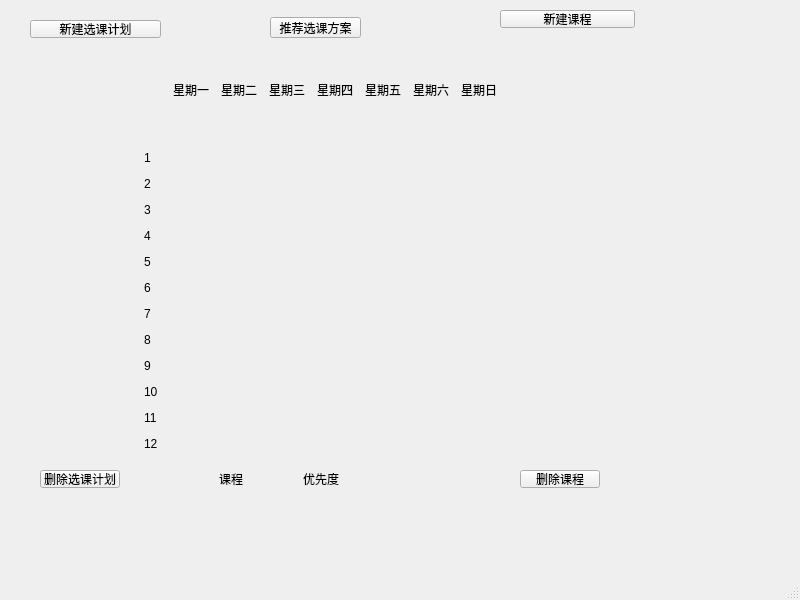
Above: CourseHelper/mainwindow.ui from fflahm/CourseHelper before the change. Below: the same form after it.
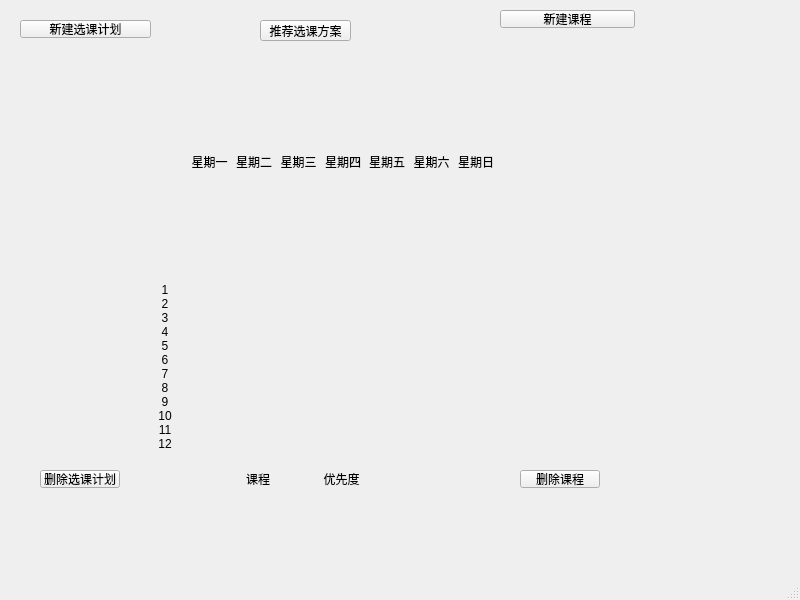
That is the form after the change.

The edit to the form file:
```diff
--- a/CourseHelper/mainwindow.ui
+++ b/CourseHelper/mainwindow.ui
@@ -24,6 +24,12 @@
      </rect>
     </property>
     <layout class="QHBoxLayout" name="MainLayout" stretch="1,3,1">
+     <property name="spacing">
+      <number>4</number>
+     </property>
+     <property name="sizeConstraint">
+      <enum>QLayout::SetDefaultConstraint</enum>
+     </property>
      <item>
       <layout class="QVBoxLayout" name="LeftLayout">
        <item>
@@ -57,24 +63,42 @@
       </layout>
      </item>
      <item>
-      <layout class="QVBoxLayout" name="MiddleLayout" stretch="1,12">
+      <layout class="QVBoxLayout" name="MiddleLayout" stretch="1,24">
        <property name="spacing">
-        <number>12</number>
+        <number>0</number>
+       </property>
+       <property name="leftMargin">
+        <number>0</number>
        </property>
        <item>
         <layout class="QHBoxLayout" name="WeekLayout">
+         <property name="spacing">
+          <number>0</number>
+         </property>
          <item>
           <widget class="QLabel" name="BlankLabel">
            <property name="text">
             <string/>
            </property>
+           <property name="alignment">
+            <set>Qt::AlignCenter</set>
+           </property>
           </widget>
          </item>
          <item>
           <widget class="QLabel" name="MonLabel">
+           <property name="layoutDirection">
+            <enum>Qt::LeftToRight</enum>
+           </property>
            <property name="text">
             <string>星期一</string>
            </property>
+           <property name="alignment">
+            <set>Qt::AlignCenter</set>
+           </property>
+           <property name="wordWrap">
+            <bool>true</bool>
+           </property>
           </widget>
          </item>
          <item>
@@ -82,6 +106,9 @@
            <property name="text">
             <string>星期二</string>
            </property>
+           <property name="alignment">
+            <set>Qt::AlignCenter</set>
+           </property>
           </widget>
          </item>
          <item>
@@ -89,6 +116,9 @@
            <property name="text">
             <string>星期三</string>
            </property>
+           <property name="alignment">
+            <set>Qt::AlignCenter</set>
+           </property>
           </widget>
          </item>
          <item>
@@ -96,6 +126,9 @@
            <property name="text">
             <string>星期四</string>
            </property>
+           <property name="alignment">
+            <set>Qt::AlignCenter</set>
+           </property>
           </widget>
          </item>
          <item>
@@ -103,6 +136,9 @@
            <property name="text">
             <string>星期五</string>
            </property>
+           <property name="alignment">
+            <set>Qt::AlignCenter</set>
+           </property>
           </widget>
          </item>
          <item>
@@ -110,6 +146,9 @@
            <property name="text">
             <string>星期六</string>
            </property>
+           <property name="alignment">
+            <set>Qt::AlignCenter</set>
+           </property>
           </widget>
          </item>
          <item>
@@ -117,19 +156,37 @@
            <property name="text">
             <string>星期日</string>
            </property>
+           <property name="alignment">
+            <set>Qt::AlignCenter</set>
+           </property>
           </widget>
          </item>
         </layout>
        </item>
        <item>
         <layout class="QHBoxLayout" name="TableLayout" stretch="1,7">
+         <property name="spacing">
+          <number>0</number>
+         </property>
+         <property name="leftMargin">
+          <number>0</number>
+         </property>
+         <property name="topMargin">
+          <number>0</number>
+         </property>
          <item>
           <layout class="QVBoxLayout" name="TimeLayout">
+           <property name="spacing">
+            <number>0</number>
+           </property>
            <item>
             <widget class="QLabel" name="T1Label">
              <property name="text">
               <string>1</string>
              </property>
+             <property name="alignment">
+              <set>Qt::AlignCenter</set>
+             </property>
             </widget>
            </item>
            <item>
@@ -137,6 +194,9 @@
              <property name="text">
               <string>2</string>
              </property>
+             <property name="alignment">
+              <set>Qt::AlignCenter</set>
+             </property>
             </widget>
            </item>
            <item>
@@ -144,6 +204,9 @@
              <property name="text">
               <string>3</string>
              </property>
+             <property name="alignment">
+              <set>Qt::AlignCenter</set>
+             </property>
             </widget>
            </item>
            <item>
@@ -151,6 +214,9 @@
              <property name="text">
               <string>4</string>
              </property>
+             <property name="alignment">
+              <set>Qt::AlignCenter</set>
+             </property>
             </widget>
            </item>
            <item>
@@ -158,6 +224,9 @@
              <property name="text">
               <string>5</string>
              </property>
+             <property name="alignment">
+              <set>Qt::AlignCenter</set>
+             </property>
             </widget>
            </item>
            <item>
@@ -165,6 +234,9 @@
              <property name="text">
               <string>6</string>
              </property>
+             <property name="alignment">
+              <set>Qt::AlignCenter</set>
+             </property>
             </widget>
            </item>
            <item>
@@ -172,6 +244,9 @@
              <property name="text">
               <string>7</string>
              </property>
+             <property name="alignment">
+              <set>Qt::AlignCenter</set>
+             </property>
             </widget>
            </item>
            <item>
@@ -179,6 +254,9 @@
              <property name="text">
               <string>8</string>
              </property>
+             <property name="alignment">
+              <set>Qt::AlignCenter</set>
+             </property>
             </widget>
            </item>
            <item>
@@ -186,6 +264,9 @@
              <property name="text">
               <string>9</string>
              </property>
+             <property name="alignment">
+              <set>Qt::AlignCenter</set>
+             </property>
             </widget>
            </item>
            <item>
@@ -193,6 +274,9 @@
              <property name="text">
               <string>10</string>
              </property>
+             <property name="alignment">
+              <set>Qt::AlignCenter</set>
+             </property>
             </widget>
            </item>
            <item>
@@ -200,6 +284,9 @@
              <property name="text">
               <string>11</string>
              </property>
+             <property name="alignment">
+              <set>Qt::AlignCenter</set>
+             </property>
             </widget>
            </item>
            <item>
@@ -207,14 +294,24 @@
              <property name="text">
               <string>12</string>
              </property>
+             <property name="alignment">
+              <set>Qt::AlignCenter</set>
+             </property>
             </widget>
            </item>
           </layout>
          </item>
          <item>
           <layout class="QHBoxLayout" name="CourseTableLayout">
+           <property name="spacing">
+            <number>0</number>
+           </property>
            <item>
-            <layout class="QVBoxLayout" name="C1Layout"/>
+            <layout class="QVBoxLayout" name="C1Layout">
+             <property name="spacing">
+              <number>0</number>
+             </property>
+            </layout>
            </item>
            <item>
             <layout class="QVBoxLayout" name="C2Layout"/>
@@ -277,7 +374,7 @@
    <widget class="QPushButton" name="AddPlan">
     <property name="geometry">
      <rect>
-      <x>30</x>
+      <x>20</x>
       <y>20</y>
       <width>131</width>
       <height>18</height>
@@ -326,6 +423,9 @@
           <property name="text">
            <string>课程</string>
           </property>
+          <property name="alignment">
+           <set>Qt::AlignCenter</set>
+          </property>
          </widget>
         </item>
         <item>
@@ -350,6 +450,9 @@
           <property name="text">
            <string>优先度</string>
           </property>
+          <property name="alignment">
+           <set>Qt::AlignCenter</set>
+          </property>
          </widget>
         </item>
         <item>
@@ -399,8 +502,8 @@
    <widget class="QPushButton" name="Recommend">
     <property name="geometry">
      <rect>
-      <x>270</x>
-      <y>17</y>
+      <x>260</x>
+      <y>20</y>
       <width>91</width>
       <height>21</height>
      </rect>
```
